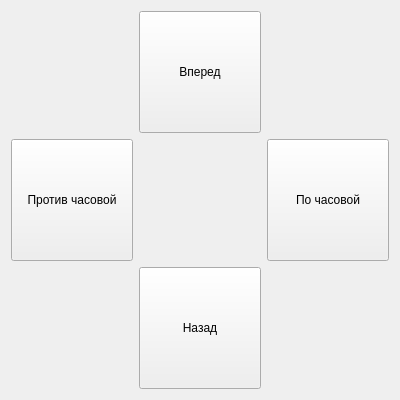
Before: the Qt Designer form src/youbot_webots_controller/ui/UI_PlatformCTL.ui in Kubikator/youbot_ros2_controller, drawn with Qt 5.
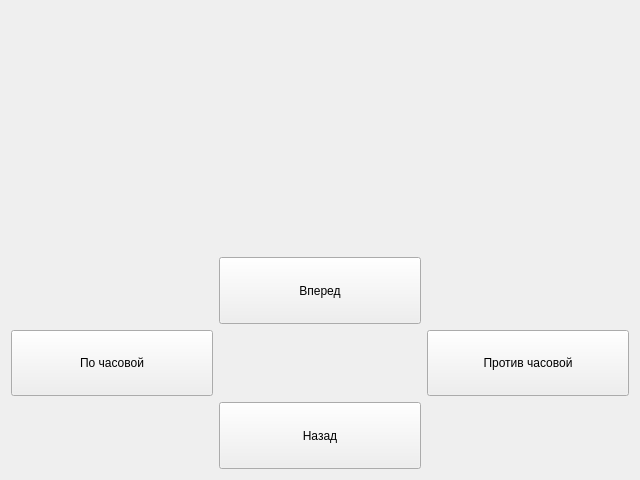
After: the same form once the commit is applied.

```diff
--- a/src/youbot_webots_controller/ui/UI_PlatformCTL.ui
+++ b/src/youbot_webots_controller/ui/UI_PlatformCTL.ui
@@ -6,45 +6,89 @@
    <rect>
     <x>0</x>
     <y>0</y>
-    <width>400</width>
-    <height>400</height>
+    <width>640</width>
+    <height>480</height>
    </rect>
   </property>
   <property name="windowTitle">
    <string>Platform controller Gui - ROS2</string>
   </property>
-  <layout class="QGridLayout" name="gridLayout_2">
-   <item row="1" column="2">
-    <widget class="QPushButton" name="b_clockwise">
+  <layout class="QVBoxLayout" name="verticalLayout">
+   <item>
+    <layout class="QHBoxLayout" name="horizontalLayout_3">
+     <item>
+      <spacer name="horizontalSpacer_3">
+       <property name="orientation">
+        <enum>Qt::Horizontal</enum>
+       </property>
+       <property name="sizeHint" stdset="0">
+        <size>
+         <width>40</width>
+         <height>20</height>
+        </size>
+       </property>
+      </spacer>
+     </item>
+     <item>
+      <widget class="QLabel" name="display">
      <property name="sizePolicy">
       <sizepolicy hsizetype="Expanding" vsizetype="Expanding">
        <horstretch>0</horstretch>
        <verstretch>0</verstretch>
       </sizepolicy>
      </property>
+       <property name="minimumSize">
+        <size>
+         <width>320</width>
+         <height>240</height>
+        </size>
+       </property>
+       <property name="maximumSize">
+        <size>
+         <width>640</width>
+         <height>480</height>
+        </size>
+       </property>
      <property name="text">
-      <string>По часовой</string>
-     </property>
-     <property name="checkable">
+        <string/>
+       </property>
+       <property name="scaledContents">
       <bool>false</bool>
      </property>
-    </widget>
-   </item>
-   <item row="1" column="0">
-    <widget class="QPushButton" name="b_counterClockwise">
-     <property name="sizePolicy">
-      <sizepolicy hsizetype="Expanding" vsizetype="Expanding">
-       <horstretch>0</horstretch>
-       <verstretch>0</verstretch>
-      </sizepolicy>
-     </property>
-     <property name="text">
-      <string>Против часовой</string>
-     </property>
-     <property name="checkable">
-      <bool>false</bool>
-     </property>
-    </widget>
+       <property name="alignment">
+        <set>Qt::AlignCenter</set>
+       </property>
+      </widget>
+     </item>
+     <item>
+      <spacer name="horizontalSpacer_2">
+       <property name="orientation">
+        <enum>Qt::Horizontal</enum>
+       </property>
+       <property name="sizeHint" stdset="0">
+        <size>
+         <width>40</width>
+         <height>20</height>
+        </size>
+       </property>
+      </spacer>
+     </item>
+    </layout>
+   </item>
+   <item>
+    <layout class="QGridLayout" name="gridLayout">
+     <item row="1" column="1">
+      <spacer name="horizontalSpacer">
+       <property name="orientation">
+        <enum>Qt::Horizontal</enum>
+       </property>
+       <property name="sizeHint" stdset="0">
+        <size>
+         <width>40</width>
+         <height>20</height>
+        </size>
+       </property>
+      </spacer>
    </item>
    <item row="0" column="1">
     <widget class="QPushButton" name="b_forward">
@@ -77,6 +121,40 @@
       <bool>false</bool>
      </property>
     </widget>
+     </item>
+     <item row="1" column="2">
+      <widget class="QPushButton" name="b_counterClockwise">
+       <property name="sizePolicy">
+        <sizepolicy hsizetype="Expanding" vsizetype="Expanding">
+         <horstretch>0</horstretch>
+         <verstretch>0</verstretch>
+        </sizepolicy>
+       </property>
+       <property name="text">
+        <string>Против часовой</string>
+       </property>
+       <property name="checkable">
+        <bool>false</bool>
+       </property>
+      </widget>
+     </item>
+     <item row="1" column="0">
+      <widget class="QPushButton" name="b_clockwise">
+       <property name="sizePolicy">
+        <sizepolicy hsizetype="Expanding" vsizetype="Expanding">
+         <horstretch>0</horstretch>
+         <verstretch>0</verstretch>
+        </sizepolicy>
+       </property>
+       <property name="text">
+        <string>По часовой</string>
+       </property>
+       <property name="checkable">
+        <bool>false</bool>
+       </property>
+      </widget>
+     </item>
+    </layout>
    </item>
   </layout>
  </widget>
```
Lines whose indentation alone changed are shown as unchanged.
